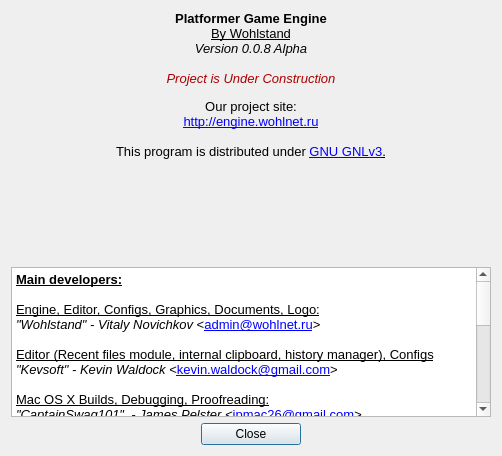
First picture: the form in Editor/about_dialog/aboutdialog.ui, repository WohlSoft/Moondust-Project, before the edit.
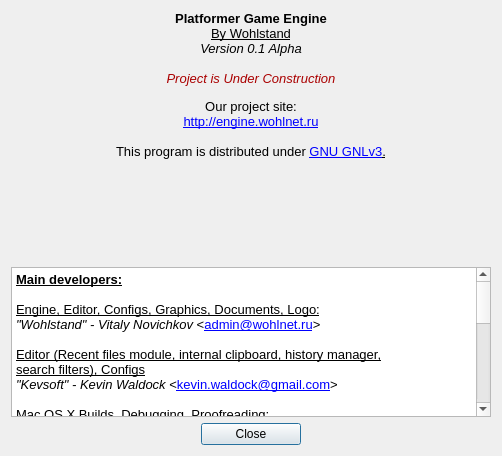
Second picture: the form after the edit. Icons and pictures are not drawn.

Diff of the .ui file:
```diff
--- a/Editor/about_dialog/aboutdialog.ui
+++ b/Editor/about_dialog/aboutdialog.ui
@@ -90,7 +90,7 @@
 &lt;/style&gt;&lt;/head&gt;&lt;body style=&quot; font-family:'Liberation Sans'; font-size:8pt; font-weight:600; font-style:normal;&quot;&gt;
 &lt;p align=&quot;center&quot; style=&quot; margin-top:0px; margin-bottom:0px; margin-left:0px; margin-right:0px; -qt-block-indent:0; text-indent:0px;&quot;&gt;&lt;img src=&quot;:/images/mushroom.png&quot; /&gt;&lt;/p&gt;
 &lt;p align=&quot;center&quot; style=&quot; margin-top:0px; margin-bottom:0px; margin-left:0px; margin-right:0px; -qt-block-indent:0; text-indent:0px;&quot;&gt;&lt;span style=&quot; font-size:10pt;&quot;&gt;Platformer Game Engine&lt;/span&gt;&lt;/p&gt;
-&lt;p align=&quot;center&quot; style=&quot; margin-top:0px; margin-bottom:0px; margin-left:0px; margin-right:0px; -qt-block-indent:0; text-indent:0px;&quot;&gt;&lt;span style=&quot; font-size:10pt; font-weight:400; text-decoration: underline;&quot;&gt;By Wohlstand&lt;/span&gt;&lt;span style=&quot; font-size:10pt;&quot;&gt;&lt;br /&gt;&lt;/span&gt;&lt;span style=&quot; font-size:10pt; font-weight:400; font-style:italic;&quot;&gt;Version 0.0.8 Alpha&lt;/span&gt;&lt;/p&gt;
+&lt;p align=&quot;center&quot; style=&quot; margin-top:0px; margin-bottom:0px; margin-left:0px; margin-right:0px; -qt-block-indent:0; text-indent:0px;&quot;&gt;&lt;span style=&quot; font-size:10pt; font-weight:400; text-decoration: underline;&quot;&gt;By Wohlstand&lt;/span&gt;&lt;span style=&quot; font-size:10pt;&quot;&gt;&lt;br /&gt;&lt;/span&gt;&lt;span style=&quot; font-size:10pt; font-weight:400; font-style:italic;&quot;&gt;Version 0.1 Alpha&lt;/span&gt;&lt;/p&gt;
 &lt;p align=&quot;center&quot; style=&quot;-qt-paragraph-type:empty; margin-top:0px; margin-bottom:0px; margin-left:0px; margin-right:0px; -qt-block-indent:0; text-indent:0px; font-size:10pt; font-weight:400; font-style:italic;&quot;&gt;&lt;br /&gt;&lt;/p&gt;
 &lt;p align=&quot;center&quot; style=&quot; margin-top:0px; margin-bottom:0px; margin-left:0px; margin-right:0px; -qt-block-indent:0; text-indent:0px;&quot;&gt;&lt;span style=&quot; font-size:10pt; font-weight:400; font-style:italic; color:#aa0000;&quot;&gt;Project is Under Construction&lt;/span&gt;&lt;span style=&quot; font-size:10pt; font-weight:400;&quot;&gt;&lt;br /&gt;&lt;/span&gt;&lt;/p&gt;
 &lt;p align=&quot;center&quot; style=&quot; margin-top:0px; margin-bottom:0px; margin-left:0px; margin-right:0px; -qt-block-indent:0; text-indent:0px;&quot;&gt;&lt;span style=&quot; font-size:10pt; font-weight:400;&quot;&gt;Our project site:&lt;/span&gt;&lt;/p&gt;
@@ -191,7 +191,7 @@
 &lt;p style=&quot; margin-top:0px; margin-bottom:0px; margin-left:0px; margin-right:0px; -qt-block-indent:0; text-indent:0px;&quot;&gt;&lt;span style=&quot; font-family:'Liberation Sans'; font-weight:600; text-decoration: underline;&quot;&gt;Main developers:&lt;br /&gt;&lt;/span&gt;&lt;/p&gt;
 &lt;p style=&quot; margin-top:0px; margin-bottom:0px; margin-left:0px; margin-right:0px; -qt-block-indent:0; text-indent:0px;&quot;&gt;&lt;span style=&quot; font-family:'Liberation Sans'; text-decoration: underline;&quot;&gt;Engine, Editor, Configs, Graphics, Documents, Logo:&lt;/span&gt;&lt;/p&gt;
 &lt;p style=&quot; margin-top:0px; margin-bottom:0px; margin-left:0px; margin-right:0px; -qt-block-indent:0; text-indent:0px;&quot;&gt;&lt;span style=&quot; font-family:'Liberation Sans'; font-style:italic;&quot;&gt;&amp;quot;Wohlstand&amp;quot; - Vitaly Novichkov&lt;/span&gt;&lt;span style=&quot; font-family:'Liberation Sans';&quot;&gt; &amp;lt;&lt;/span&gt;&lt;a href=&quot;mailto:admin@wohlnet.ru&quot;&gt;&lt;span style=&quot; font-family:'Liberation Sans'; text-decoration: underline; color:#0000ff;&quot;&gt;admin@wohlnet.ru&lt;/span&gt;&lt;/a&gt;&lt;span style=&quot; font-family:'Liberation Sans';&quot;&gt;&amp;gt;&lt;br /&gt;&lt;/span&gt;&lt;/p&gt;
-&lt;p style=&quot; margin-top:0px; margin-bottom:0px; margin-left:0px; margin-right:0px; -qt-block-indent:0; text-indent:0px;&quot;&gt;&lt;span style=&quot; font-family:'Liberation Sans'; text-decoration: underline;&quot;&gt;Editor (Recent files module, internal clipboard, history manager), Configs&lt;/span&gt;&lt;/p&gt;
+&lt;p style=&quot; margin-top:0px; margin-bottom:0px; margin-left:0px; margin-right:0px; -qt-block-indent:0; text-indent:0px;&quot;&gt;&lt;span style=&quot; font-family:'Liberation Sans'; text-decoration: underline;&quot;&gt;Editor (Recent files module, internal clipboard, history manager,&lt;br /&gt;search filters), Configs&lt;/span&gt;&lt;/p&gt;
 &lt;p style=&quot; margin-top:0px; margin-bottom:0px; margin-left:0px; margin-right:0px; -qt-block-indent:0; text-indent:0px;&quot;&gt;&lt;span style=&quot; font-family:'Liberation Sans'; font-style:italic;&quot;&gt;&amp;quot;Kevsoft&amp;quot; - Kevin Waldock &lt;/span&gt;&lt;span style=&quot; font-family:'Liberation Sans';&quot;&gt;&amp;lt;&lt;/span&gt;&lt;a href=&quot;mailto:kevin.waldock@gmail.com&quot;&gt;&lt;span style=&quot; font-family:'Liberation Sans'; text-decoration: underline; color:#0000ff;&quot;&gt;kevin.waldock@gmail.com&lt;/span&gt;&lt;/a&gt;&lt;span style=&quot; font-family:'Liberation Sans';&quot;&gt;&amp;gt;&lt;/span&gt;&lt;/p&gt;
 &lt;p style=&quot;-qt-paragraph-type:empty; margin-top:0px; margin-bottom:0px; margin-left:0px; margin-right:0px; -qt-block-indent:0; text-indent:0px; font-family:'Liberation Sans';&quot;&gt;&lt;br /&gt;&lt;/p&gt;
 &lt;p style=&quot; margin-top:0px; margin-bottom:0px; margin-left:0px; margin-right:0px; -qt-block-indent:0; text-indent:0px;&quot;&gt;&lt;span style=&quot; font-family:'Liberation Sans'; text-decoration: underline;&quot;&gt;Mac OS X Builds, Debugging, Proofreading:&lt;/span&gt;&lt;/p&gt;
@@ -199,7 +199,7 @@
 &lt;p style=&quot; margin-top:0px; margin-bottom:0px; margin-left:0px; margin-right:0px; -qt-block-indent:0; text-indent:0px;&quot;&gt;&lt;span style=&quot; font-family:'Liberation Sans'; text-decoration: underline;&quot;&gt;Graphics, Documents, Proofreading:&lt;/span&gt;&lt;/p&gt;
 &lt;p style=&quot; margin-top:0px; margin-bottom:0px; margin-left:0px; margin-right:0px; -qt-block-indent:0; text-indent:0px;&quot;&gt;&lt;span style=&quot; font-family:'Liberation Sans'; font-style:italic;&quot;&gt;Veudekato&lt;/span&gt;&lt;/p&gt;
 &lt;p style=&quot;-qt-paragraph-type:empty; margin-top:0px; margin-bottom:0px; margin-left:0px; margin-right:0px; -qt-block-indent:0; text-indent:0px; font-family:'Liberation Sans'; font-style:italic;&quot;&gt;&lt;br /&gt;&lt;/p&gt;
-&lt;p style=&quot; margin-top:0px; margin-bottom:0px; margin-left:0px; margin-right:0px; -qt-block-indent:0; text-indent:0px;&quot;&gt;&lt;span style=&quot; font-family:'Liberation Sans'; font-weight:600;&quot;&gt;Translations:&lt;br /&gt;&lt;/span&gt;&lt;span style=&quot; font-family:'Liberation Sans';&quot;&gt;English	- &lt;/span&gt;&lt;span style=&quot; font-family:'Liberation Sans'; font-style:italic;&quot;&gt;&amp;quot;Wohlstand&amp;quot; - Vitaly Novichkov, &amp;quot;CaptainSwag101&amp;quot; - James Pelster&lt;/span&gt;&lt;/p&gt;
+&lt;p style=&quot; margin-top:0px; margin-bottom:0px; margin-left:0px; margin-right:0px; -qt-block-indent:0; text-indent:0px;&quot;&gt;&lt;span style=&quot; font-family:'Liberation Sans'; font-weight:600;&quot;&gt;Translations:&lt;br /&gt;&lt;/span&gt;&lt;span style=&quot; font-family:'Liberation Sans';&quot;&gt;English	- &lt;/span&gt;&lt;span style=&quot; font-family:'Liberation Sans'; font-style:italic;&quot;&gt;&amp;quot;Wohlstand&amp;quot; - Vitaly Novichkov,&lt;br /&gt;	  &amp;quot;CaptainSwag101&amp;quot; - James Pelster&lt;/span&gt;&lt;/p&gt;
 &lt;p style=&quot; margin-top:0px; margin-bottom:0px; margin-left:0px; margin-right:0px; -qt-block-indent:0; text-indent:0px;&quot;&gt;&lt;span style=&quot; font-family:'Liberation Sans';&quot;&gt;Russian	- &lt;/span&gt;&lt;span style=&quot; font-family:'Liberation Sans'; font-style:italic;&quot;&gt;&amp;quot;Wohlstand&amp;quot; - Vitaly Novichkov&lt;/span&gt;&lt;span style=&quot; font-family:'Liberation Sans';&quot;&gt;&lt;br /&gt;German	- &lt;/span&gt;&lt;span style=&quot; font-family:'Liberation Sans'; font-style:italic;&quot;&gt;&amp;quot;Kevsoft&amp;quot; - Kevin Waldock&lt;/span&gt;&lt;/p&gt;
 &lt;p style=&quot; margin-top:0px; margin-bottom:0px; margin-left:0px; margin-right:0px; -qt-block-indent:0; text-indent:0px;&quot;&gt;&lt;span style=&quot; font-family:'Liberation Sans';&quot;&gt;Spanish	- &lt;/span&gt;&lt;span style=&quot; font-family:'Liberation Sans'; font-style:italic;&quot;&gt;&amp;quot;hacheipe399&amp;quot; - Paredes Fernando&lt;/span&gt;&lt;/p&gt;
 &lt;p style=&quot;-qt-paragraph-type:empty; margin-top:0px; margin-bottom:0px; margin-left:0px; margin-right:0px; -qt-block-indent:0; text-indent:0px; font-family:'Liberation Sans'; font-style:italic;&quot;&gt;&lt;br /&gt;&lt;/p&gt;
```
